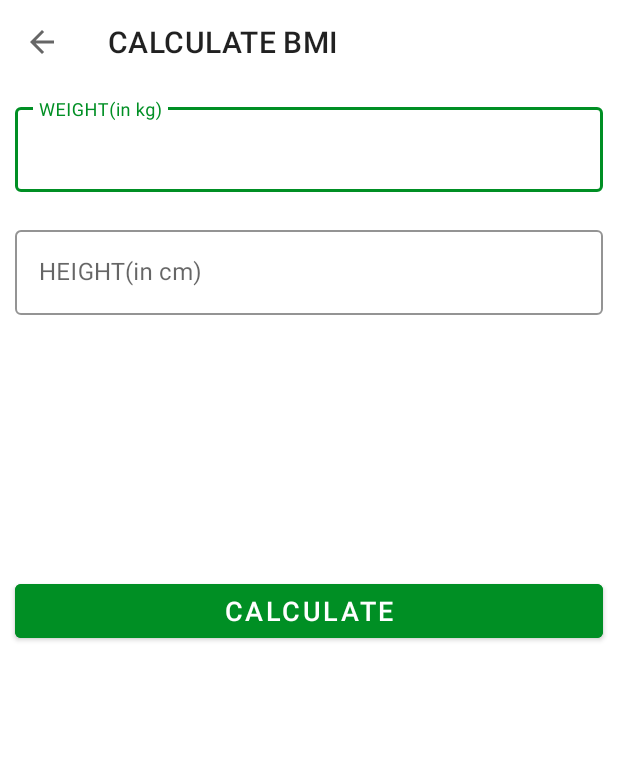
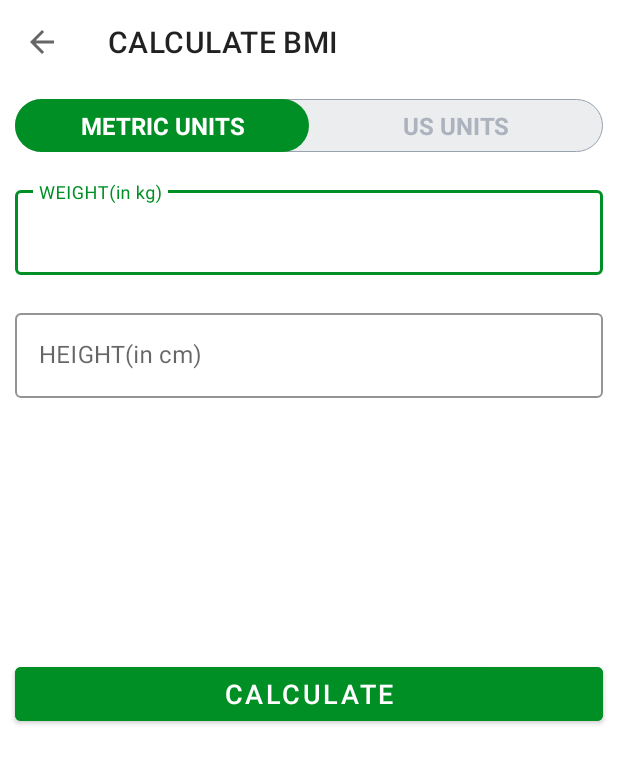
Before and after one commit to Adilkhan25/7MinutesWorkOut, an Android app: the BMIActivity screen opened directly, with no data from a screen before it, on a phone screen of 412 x 824 dp. Shown: the top 764 px of the screen. Run offline under Robolectric (Android 15) with nearby library versions, the phone set to English and light mode, and no system bars.

Commit message:
Implement custom radio group and radio button for selecting different unit of bmi like metric and us

```diff
--- /dev/null
+++ b/app/src/main/res/drawable/drawable_radio_group_tab_background.xml
@@ -0,0 +1,9 @@
+<?xml version="1.0" encoding="utf-8"?>
+<shape xmlns:android="http://schemas.android.com/apk/res/android"
+    android:shape="rectangle">
+    <solid android:color="#ECEDEF"/>
+    <stroke android:width="0.5dp"
+        android:color="#9AA2AF"/>
+    <corners android:radius="30dp"/>
+
+</shape>
--- /dev/null
+++ b/app/src/main/res/drawable/drawable_unit_tab_selector.xml
@@ -0,0 +1,10 @@
+<?xml version="1.0" encoding="utf-8"?>
+<selector xmlns:android="http://schemas.android.com/apk/res/android">
+    <item android:state_checked="true">
+        <shape android:shape="rectangle">
+            <solid android:color="@color/colorAccent"/>
+            <corners android:radius="30dp"/>
+        </shape>
+    </item>
+
+</selector>
--- /dev/null
+++ b/app/src/main/res/drawable/drawable_unit_tab_text_color_selector.xml
@@ -0,0 +1,5 @@
+<?xml version="1.0" encoding="utf-8"?>
+<selector xmlns:android="http://schemas.android.com/apk/res/android">
+    <item android:color="@color/white" android:state_checked="true"/>
+    <item android:color="#ADB3BE" android:state_checked="false"/>
+</selector>
--- a/app/src/main/res/layout/activity_bmiactivity.xml
+++ b/app/src/main/res/layout/activity_bmiactivity.xml
@@ -12,11 +12,47 @@
         app:layout_constraintTop_toTopOf="parent"
         android:layout_marginTop="0dp"
         />
+    <RadioGroup
+        android:id="@+id/rgUnits"
+        android:layout_width="match_parent"
+        android:layout_height="wrap_content"
+        android:layout_below="@id/bmiToolbar"
+        android:layout_margin="10dp"
+        android:background="@drawable/drawable_radio_group_tab_background"
+        android:orientation="horizontal">
+        <RadioButton
+            android:id="@+id/rbMetricUnits"
+            android:layout_width="0dp"
+            android:layout_height="35dp"
+            android:layout_weight="0.5"
+            android:button="@null"
+            android:checked="true"
+            android:gravity="center"
+            android:background="@drawable/drawable_unit_tab_selector"
+            android:text="METRIC UNITS"
+            android:textColor="@drawable/drawable_unit_tab_text_color_selector"
+            android:textSize="16sp"
+            android:textStyle="bold"/>
+        <RadioButton
+            android:id="@+id/rbUsUnits"
+            android:layout_width="0dp"
+            android:layout_height="35dp"
+            android:layout_weight="0.5"
+            android:button="@null"
+            android:checked="false"
+            android:gravity="center"
+            android:background="@drawable/drawable_unit_tab_selector"
+            android:text="US UNITS"
+            android:textColor="@drawable/drawable_unit_tab_text_color_selector"
+            android:textSize="16sp"
+            android:textStyle="bold"/>
+
+    </RadioGroup>
    <com.google.android.material.textfield.TextInputLayout
        android:id="@+id/textBoxWeight"
        android:layout_width="match_parent"
        android:layout_height="wrap_content"
-       android:layout_below="@id/bmiToolbar"
+       android:layout_below="@id/rgUnits"
        android:layout_margin="10dp"
        style="@style/Widget.MaterialComponents.TextInputLayout.OutlinedBox"
        android:backgroundTint="@color/colorPrimary"
```
